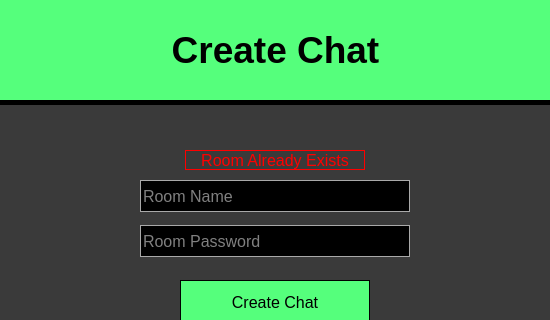
Before: the Qt Designer form Cove_Client/cove_createchat.ui in tyler-becker/Middle-Management-CMPS285, drawn with Qt 5; both pictures show x 0 to 550 and y 0 to 320 of the 550 by 685 pixel window.
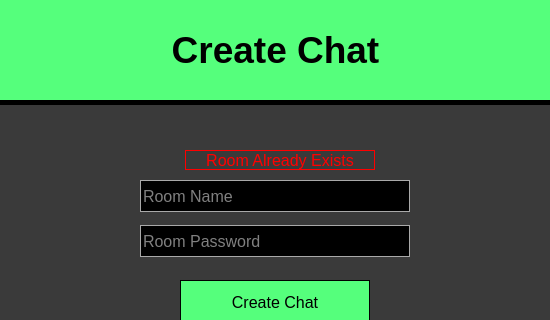
After: the same form once the commit is applied.

What changed in the file:
```diff
--- a/Cove_Client/cove_createchat.ui
+++ b/Cove_Client/cove_createchat.ui
@@ -646,7 +646,7 @@
     <rect>
      <x>185</x>
      <y>150</y>
-     <width>180</width>
+     <width>190</width>
      <height>20</height>
     </rect>
    </property>
```
